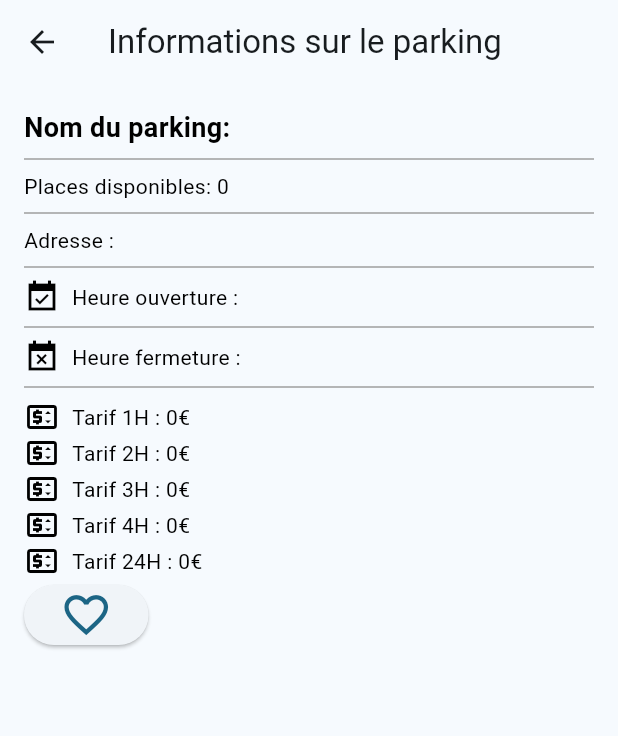
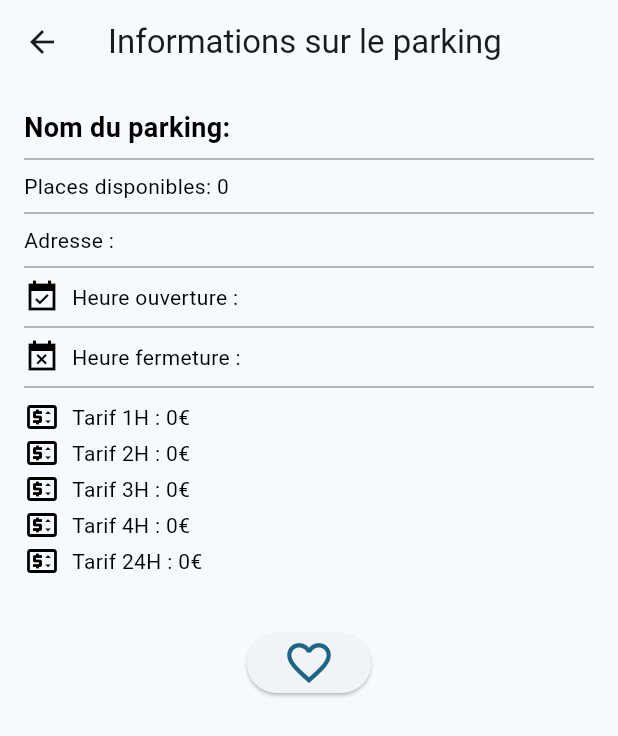
Before and after one commit to Leo-peiro/ParkInAngers, a Flutter app: the InfoParking screen opened directly with empty values, on a phone screen of 412 x 824 dp. Shown: the top 736 px of the screen. Run offline on Flutter 3.47's test engine with Material 3 defaults, Android fonts, the phone set to English and light mode, and no system bars; our stand-ins replace flutter_map, geolocator, latlong2, shared_preferences; missing offline and left inert: flutter_map_location_marker, we_slide; accounts and stored records are empty; network calls fail.

Commit message:
last changes

```diff
--- a/lib/ui/screens/info_parking.dart
+++ b/lib/ui/screens/info_parking.dart
@@ -28,13 +28,16 @@ class _InfoParkingState extends State<InfoParking> {
           crossAxisAlignment: CrossAxisAlignment.start,
           children: [
             AffichageInfoParking(parking: parking),
-            ElevatedButton(
+            const Padding( padding:EdgeInsets.all(16.0),),
+            Center(
+              child : ElevatedButton(
                 onPressed: () {
                   toggleFavorite();
                 },
                 child: isFavorite
                     ? const Icon(Icons.favorite, size: 35)
                     : const Icon(Icons.favorite_border, size: 35),
+            ),
             ),
           ],
         ),
--- a/lib/ui/screens/liste_favoris.dart
+++ b/lib/ui/screens/liste_favoris.dart
@@ -38,8 +38,6 @@ class _ListeFavorisState extends State<ListeFavoris> {
   Future<void> loadAndFetchParkings() async {
     await loadFavoriteParkings();
     await fetchParkingData(parkingsNames);
-    setState(() {});
-
   }
   @override
   void initState() {
--- a/lib/ui/screens/map_card.dart
+++ b/lib/ui/screens/map_card.dart
@@ -123,8 +123,10 @@ class _MapCardState extends State<MapCard> {
                   children: [
                     const Padding(padding: EdgeInsets.only(top: 10)),
                     const Icon(Icons.vertical_align_bottom_rounded,color: Colors.white),
-                    const Padding(padding: EdgeInsets.only(top: 28)),
-                    AffichageInfoParking(parking: _selectedParking.parkingInfo, color: Colors.white),
+                    Padding(
+                      padding: const EdgeInsets.only(top: 28, left: 10),
+                      child : AffichageInfoParking(parking: _selectedParking.parkingInfo, color: Colors.white),
+                    ),
                     const Padding(padding: EdgeInsets.only(bottom: 10)),
                   ],
                 ),
```
Lines whose indentation alone changed are shown as unchanged.
